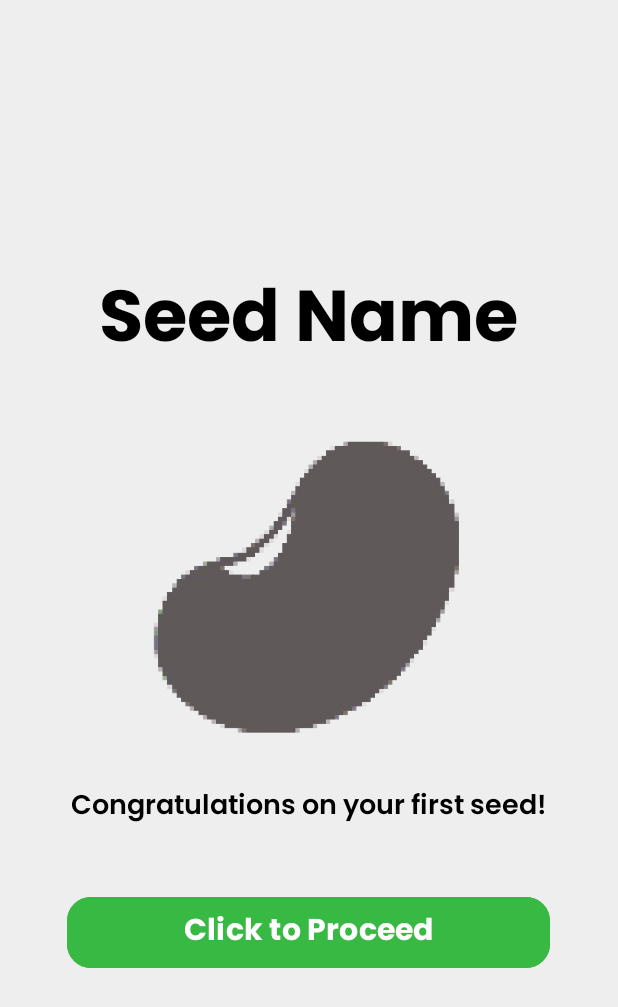
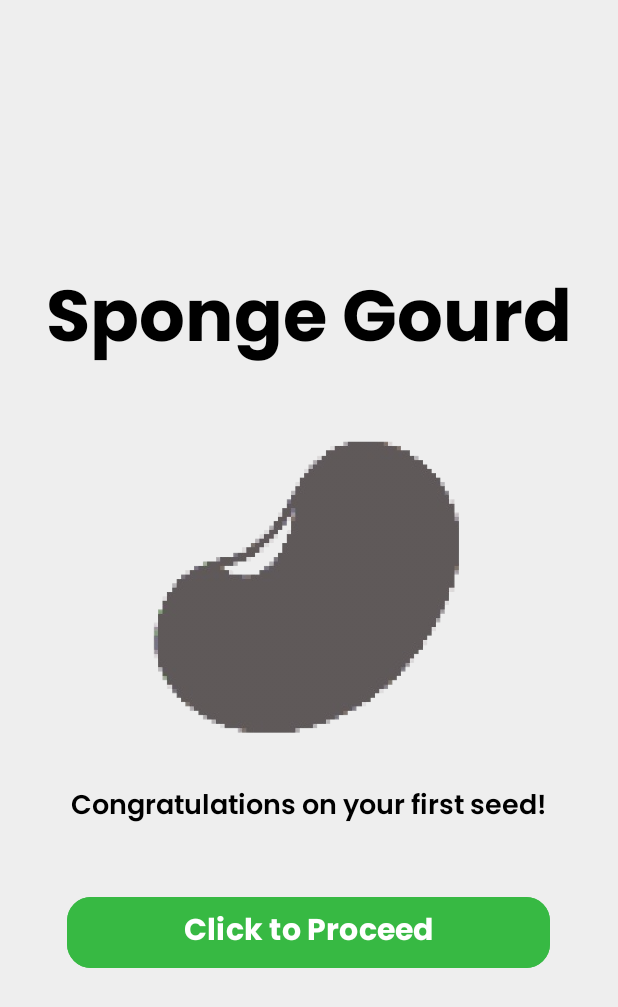
Before and after one commit to anoobis-bot/KuboQuest, an Android app: the FirstSeed screen opened directly, with no data from a screen before it, on a phone screen of 412 x 824 dp. Shown: the top 1007 px of the screen. Run offline under Robolectric (Android 15) with nearby library versions, the phone set to English and light mode, and no system bars; our stand-ins replace Firebase (no records; nobody signed in at launch, a user with empty details on screens opened directly).

Commit message:
feat: added GachaSystem to allow random selection of plants based on its rarity. added saving of first plant to the current user.

```diff
--- a/app/src/main/java/com/mobdeve/harvesters/kuboquest/FireStoreReferences.java
+++ b/app/src/main/java/com/mobdeve/harvesters/kuboquest/FireStoreReferences.java
@@ -5,14 +5,21 @@ public class FireStoreReferences {
     public final static String TASK_COLLECTION = "Tasks";
     public final static String PLANT_COLLECTION = "Plants";
 
+    //user fields
     public final static String EMAIL_FIELD = "email";
     public final static String USERNAME_FIELD = "username";
     public final static String TOTALENERGYSAVED_FIELD = "totalEnergySaved";
+    public final static String ACTIVEPLANT_FIELD = "activePlant";
 
+    //task fields
     public final static String TASKNAME_FIELD = "taskName";
     public final static String TASKDESC_FIELD = "taskDesc";
     public final static String TASKSTARTDATE_FIELD = "taskStartDate";
     public final static String TASKFREQUENCY_FIELD = "taskFrequency";
     public final static String TASKDIFFICULTY_FIELD = "taskDifficulty";
 
+    //plant fields
+    public final static String PLANTNAME_FIELD = "plantName";
+    public final static String CURRENTXP_FIELD = "currentXP";
+    public final static String ISLOCKED_FIELD = "isLocked";
 }
--- a/app/src/main/java/com/mobdeve/harvesters/kuboquest/FirstSeed.java
+++ b/app/src/main/java/com/mobdeve/harvesters/kuboquest/FirstSeed.java
@@ -1,6 +1,11 @@
 package com.mobdeve.harvesters.kuboquest;
 
+import android.content.Intent;
 import android.os.Bundle;
+import android.view.View;
+import android.widget.Button;
+import android.widget.ImageView;
+import android.widget.TextView;
 
 import androidx.activity.EdgeToEdge;
 import androidx.appcompat.app.AppCompatActivity;
@@ -8,7 +13,28 @@ import androidx.core.graphics.Insets;
 import androidx.core.view.ViewCompat;
 import androidx.core.view.WindowInsetsCompat;
 
+import com.google.firebase.auth.FirebaseAuth;
+import com.google.firebase.auth.FirebaseUser;
+import com.google.firebase.firestore.CollectionReference;
+import com.google.firebase.firestore.FirebaseFirestore;
+
+import java.util.ArrayList;
+import java.util.HashMap;
+import java.util.Map;
+
 public class FirstSeed extends AppCompatActivity {
+    FirebaseFirestore db = FirebaseFirestore.getInstance();
+    FirebaseAuth mAuth;
+    FirebaseUser currentUser;
+    CollectionReference usersRef = db.collection(FireStoreReferences.USER_COLLECTION);
+    CollectionReference plantsRef;
+    Map<String, Object> plantOwned = new HashMap<>();
+
+    TextView seedName;
+    ImageView seedImg;
+    Button btnProceed;
+
+    GachaSystem gachaSystem = new GachaSystem();
 
     @Override
     protected void onCreate(Bundle savedInstanceState) {
@@ -20,5 +46,41 @@ public class FirstSeed extends AppCompatActivity {
             v.setPadding(systemBars.left, systemBars.top, systemBars.right, systemBars.bottom);
             return insets;
         });
+        mAuth = FirebaseAuth.getInstance();
+        FirebaseUser currentUser = mAuth.getCurrentUser();
+        seedName = findViewById(R.id.seedName);
+        seedImg = findViewById(R.id.seedImg);
+        btnProceed = findViewById(R.id.btnProceed);
+        PlantModel plant = gachaSystem.gachaPull();
+
+        btnProceed.setOnClickListener(new View.OnClickListener() {
+            @Override
+            public void onClick(View view) {
+                Intent intent = new Intent(getApplicationContext(), TaskList.class);
+                startActivity(intent);
+                finish();
+            }
+        });
+
+        seedName.setText(plant.getName());
+
+        if (currentUser != null) {
+            String uid = currentUser.getUid();
+
+            plantOwned.put(FireStoreReferences.PLANTNAME_FIELD, plant.getName());
+            plantOwned.put(FireStoreReferences.ISLOCKED_FIELD, true);
+            plantOwned.put(FireStoreReferences.CURRENTXP_FIELD, 0);
+
+            usersRef.document(uid).collection(FireStoreReferences.PLANT_COLLECTION)
+                    .add(plantOwned)
+                    .addOnSuccessListener(documentReference -> {
+                        String plantDocumentId = documentReference.getId();
+
+                        usersRef.document(uid)
+                                .update(FireStoreReferences.ACTIVEPLANT_FIELD, plantDocumentId);
+                    });
+        }
     }
+
+
 }
--- /dev/null
+++ b/app/src/main/java/com/mobdeve/harvesters/kuboquest/GachaSystem.java
@@ -0,0 +1,50 @@
+package com.mobdeve.harvesters.kuboquest;
+
+import static com.mobdeve.harvesters.kuboquest.PlantData.plantData;
+
+import java.util.ArrayList;
+import java.util.HashMap;
+import java.util.List;
+import java.util.Map;
+import java.util.Random;
+
+public class GachaSystem {
+    public static Map<String, Double> rarityProbabilities = new HashMap<>();
+
+    public GachaSystem() {
+        rarityProbabilities.put("Common", 0.52);
+        rarityProbabilities.put("Uncommon", 0.30);
+        rarityProbabilities.put("Rare", 0.13);
+        rarityProbabilities.put("Legendary", 0.05);
+    }
+
+    public static PlantModel gachaPull() {
+        String rarity = getRarityByProbability();
+
+        List<PlantModel> filteredItems = new ArrayList<>();
+        for (PlantModel plant : plantData) {
+            if (plant.getRarity().equalsIgnoreCase(rarity)) {
+                filteredItems.add(plant);
+            }
+        }
+
+        Random random = new Random();
+        return filteredItems.get(random.nextInt(filteredItems.size()));
+    }
+
+    public static String getRarityByProbability() {
+        Random random = new Random();
+        double rand = random.nextDouble(); // Random value between 0.0 and 1.0
+
+        double cumulativeProbability = 0.0;
+        for (Map.Entry<String, Double> entry : rarityProbabilities.entrySet()) {
+            cumulativeProbability += entry.getValue();
+            if (rand <= cumulativeProbability) {
+                return entry.getKey();
+            }
+        }
+
+        // Fallback (shouldn't occur if probabilities sum to 1.0)
+        return "Common";
+    }
+}
--- a/app/src/main/java/com/mobdeve/harvesters/kuboquest/RegisterScreen.java
+++ b/app/src/main/java/com/mobdeve/harvesters/kuboquest/RegisterScreen.java
@@ -115,11 +115,13 @@ public class RegisterScreen extends AppCompatActivity {
                                         String uid = currentUser.getUid();
 
                                         userData.put(FireStoreReferences.USERNAME_FIELD, username.getText().toString());
+                                        userData.put(FireStoreReferences.TOTALENERGYSAVED_FIELD, 0);
+                                        userData.put(FireStoreReferences.ACTIVEPLANT_FIELD, 0);
 
                                         db.collection(FireStoreReferences.USER_COLLECTION).document(uid).set(userData);
                                     }
 
-                                    Intent intent = new Intent(getApplicationContext(), TaskList.class);
+                                    Intent intent = new Intent(getApplicationContext(), FirstSeed.class);
                                     startActivity(intent);
                                     finish();
                                 }
--- a/app/src/main/res/layout/activity_first_seed.xml
+++ b/app/src/main/res/layout/activity_first_seed.xml
@@ -12,7 +12,7 @@
     tools:context=".FirstSeed">
 
     <TextView
-        android:id="@+id/textView6"
+        android:id="@+id/seedName"
         android:layout_width="wrap_content"
         android:layout_height="wrap_content"
         android:layout_marginBottom="10sp"
@@ -23,7 +23,7 @@
         android:textSize="48sp" />
 
     <ImageView
-        android:id="@+id/imageView"
+        android:id="@+id/seedImg"
         android:layout_width="247dp"
         android:layout_height="236dp"
         android:layout_marginTop="10sp"
```
